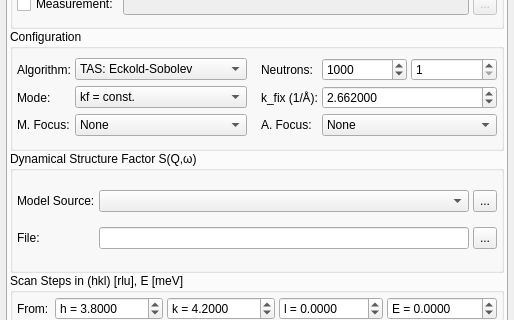
Before: the Qt Designer form ui/monteconvo.ui in t-weber/takin, drawn with Qt 5; both pictures show x 0 to 514 and y 127 to 447 of the 514 by 559 pixel window.
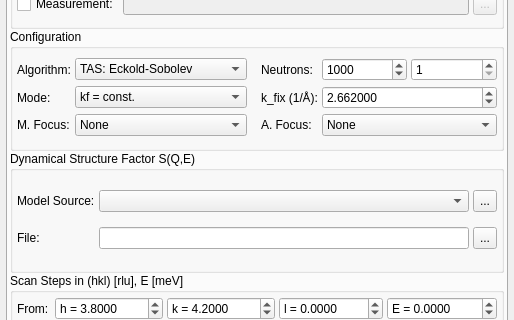
After: the same form once the commit is applied. Custom widgets are drawn as their Qt base class.

```diff
--- a/ui/monteconvo.ui
+++ b/ui/monteconvo.ui
@@ -368,7 +368,7 @@
        <item row="2" column="0">
         <widget class="QGroupBox" name="groupBox_3">
          <property name="title">
-          <string>Dynamical Structure Factor S(Q,ω)</string>
+          <string>Dynamical Structure Factor S(Q,E)</string>
          </property>
          <layout class="QGridLayout" name="gridLayout_8">
           <property name="horizontalSpacing">
```
